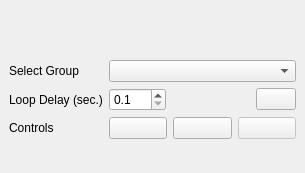
Qt form ui_loopvisiblelayersdock.ui (etiennesky/loopvisiblelayers) before a commit.
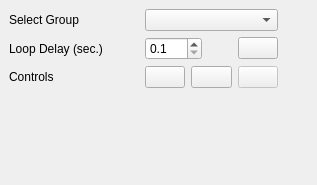
The same form after that commit. Icons and pictures are not drawn.

Patch:
```diff
--- a/ui_loopvisiblelayersdock.ui
+++ b/ui_loopvisiblelayersdock.ui
@@ -6,8 +6,8 @@
    <rect>
     <x>0</x>
     <y>0</y>
-    <width>305</width>
-    <height>173</height>
+    <width>317</width>
+    <height>185</height>
    </rect>
   </property>
   <property name="windowTitle">
@@ -15,31 +15,31 @@
   </property>
   <widget class="QWidget" name="dockWidgetContents">
    <layout class="QGridLayout" name="gridLayout">
-    <item row="2" column="0">
+    <item row="0" column="0">
      <widget class="QLabel" name="label">
       <property name="text">
        <string>Select Group</string>
       </property>
      </widget>
     </item>
-    <item row="2" column="2">
+    <item row="0" column="2">
      <widget class="QComboBox" name="cbxGroup"/>
     </item>
-    <item row="3" column="0">
+    <item row="1" column="0">
      <widget class="QLabel" name="label_2">
       <property name="text">
        <string>Loop Delay (sec.)</string>
       </property>
      </widget>
     </item>
-    <item row="5" column="0">
+    <item row="3" column="0">
      <widget class="QLabel" name="label_3">
       <property name="text">
        <string>Controls</string>
       </property>
      </widget>
     </item>
-    <item row="5" column="2">
+    <item row="3" column="2">
      <layout class="QHBoxLayout" name="horizontalLayout">
       <item>
        <widget class="QPushButton" name="btnStart">
@@ -89,45 +89,6 @@
      </layout>
     </item>
     <item row="1" column="2">
-     <spacer name="verticalSpacer">
-      <property name="orientation">
-       <enum>Qt::Vertical</enum>
-      </property>
-      <property name="sizeHint" stdset="0">
-       <size>
-        <width>20</width>
-        <height>40</height>
-       </size>
-      </property>
-     </spacer>
-    </item>
-    <item row="6" column="2">
-     <spacer name="verticalSpacer_2">
-      <property name="orientation">
-       <enum>Qt::Vertical</enum>
-      </property>
-      <property name="sizeHint" stdset="0">
-       <size>
-        <width>20</width>
-        <height>40</height>
-       </size>
-      </property>
-     </spacer>
-    </item>
-    <item row="0" column="2">
-     <spacer name="verticalSpacer_3">
-      <property name="orientation">
-       <enum>Qt::Vertical</enum>
-      </property>
-      <property name="sizeHint" stdset="0">
-       <size>
-        <width>20</width>
-        <height>40</height>
-       </size>
-      </property>
-     </spacer>
-    </item>
-    <item row="3" column="2">
      <layout class="QHBoxLayout" name="horizontalLayout_2">
       <item>
        <widget class="QDoubleSpinBox" name="spinDelay">
@@ -168,6 +129,58 @@
       </item>
      </layout>
     </item>
+    <item row="4" column="0" colspan="3">
+     <widget class="QLabel" name="lblStatus">
+      <property name="enabled">
+       <bool>true</bool>
+      </property>
+      <property name="text">
+       <string/>
+      </property>
+     </widget>
+    </item>
+    <item row="5" column="2">
+     <spacer name="verticalSpacer">
+      <property name="orientation">
+       <enum>Qt::Vertical</enum>
+      </property>
+      <property name="sizeHint" stdset="0">
+       <size>
+        <width>20</width>
+        <height>40</height>
+       </size>
+      </property>
+     </spacer>
+    </item>
+    <item row="1" column="3">
+     <spacer name="horizontalSpacer_2">
+      <property name="orientation">
+       <enum>Qt::Horizontal</enum>
+      </property>
+      <property name="sizeHint" stdset="0">
+       <size>
+        <width>40</width>
+        <height>20</height>
+       </size>
+      </property>
+     </spacer>
+    </item>
+    <item row="1" column="1">
+     <spacer name="horizontalSpacer_3">
+      <property name="orientation">
+       <enum>Qt::Horizontal</enum>
+      </property>
+      <property name="sizeType">
+       <enum>QSizePolicy::Expanding</enum>
+      </property>
+      <property name="sizeHint" stdset="0">
+       <size>
+        <width>40</width>
+        <height>20</height>
+       </size>
+      </property>
+     </spacer>
+    </item>
    </layout>
   </widget>
  </widget>
```
